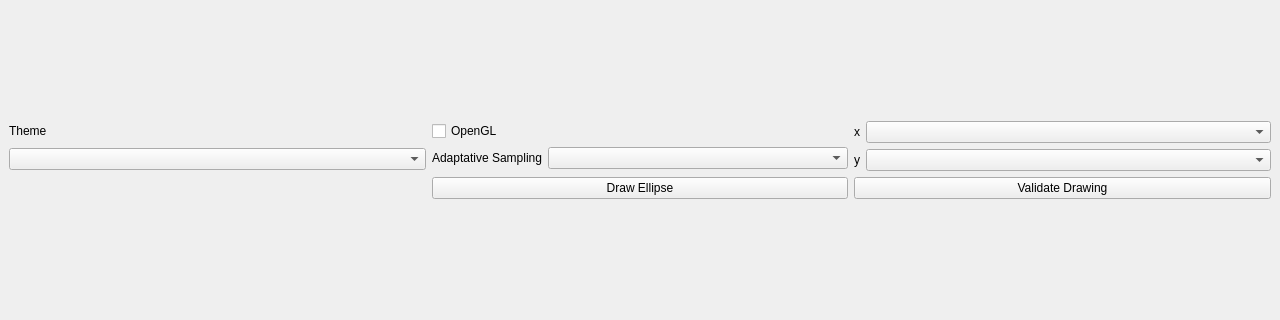
This is src/mainwindow.ui in maximepasquier/Cytometrie_en_flux as Qt 5 draws it before an edit; both pictures show x 0 to 1280 and y 220 to 540 of the 1280 by 763 pixel window. The edited form follows.
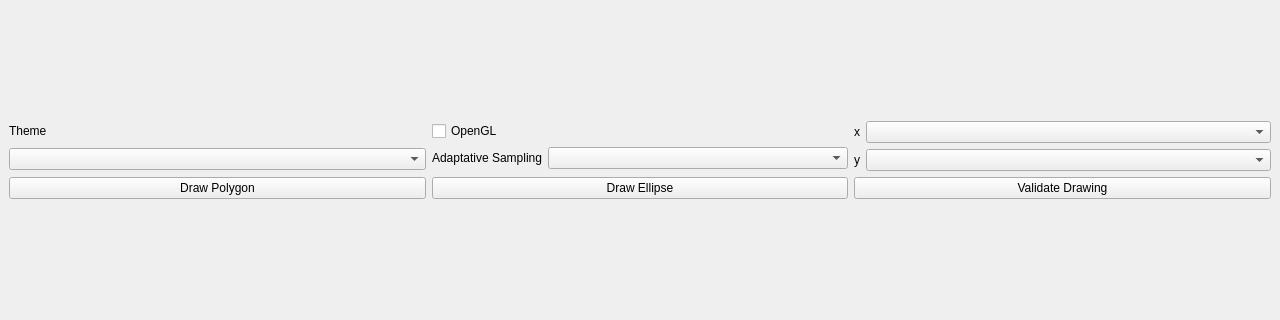
This is the edited form.

The edit to the form file:
```diff
--- a/src/mainwindow.ui
+++ b/src/mainwindow.ui
@@ -93,7 +93,7 @@
         </property>
        </widget>
       </item>
-      <item row="1" column="1" rowspan="1">
+      <item row="1" column="1">
        <layout class="QFormLayout" name="formLayout">
         <item row="0" column="0">
          <widget class="QLabel" name="label_2">
@@ -110,6 +110,16 @@
         </item>
        </layout>
       </item>
+      <item row="2" column="0">
+       <widget class="QPushButton" name="DrawPolygon">
+        <property name="text">
+         <string>Draw Polygon</string>
+        </property>
+        <property name="checkable">
+         <bool>true</bool>
+        </property>
+       </widget>
+      </item>
      </layout>
     </item>
    </layout>
```
